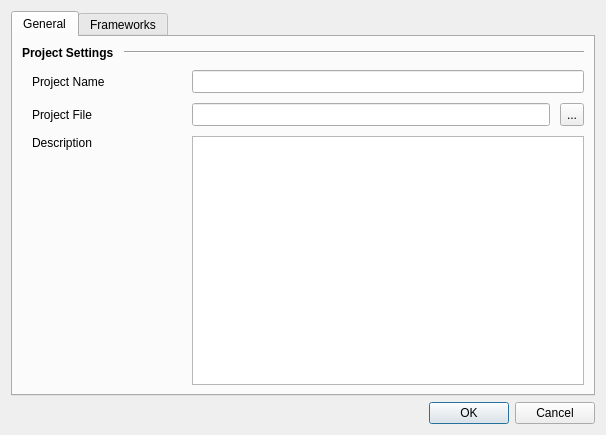
The window that src/Gui/ModelEditors/dialogModelProjectEditor.ui (Atlantic18/skipper-translation) describes before a commit, drawn with Qt 5.
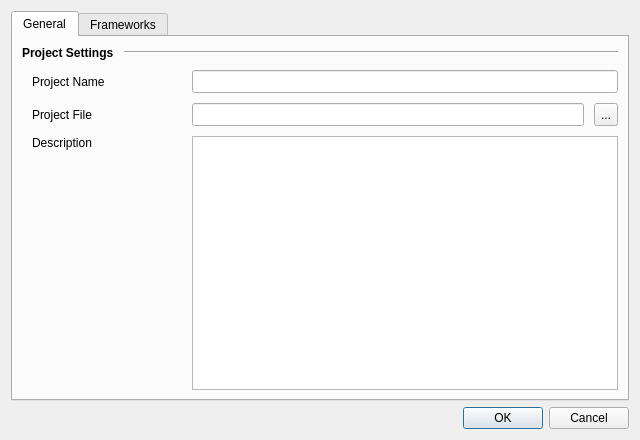
The same window after the commit. Icons and pictures are not drawn. Custom widgets are drawn as their Qt base class.

The edit to the form file:
```diff
--- a/src/Gui/ModelEditors/dialogModelProjectEditor.ui
+++ b/src/Gui/ModelEditors/dialogModelProjectEditor.ui
@@ -6,8 +6,8 @@
    <rect>
     <x>0</x>
     <y>0</y>
-    <width>606</width>
-    <height>435</height>
+    <width>640</width>
+    <height>440</height>
    </rect>
   </property>
   <property name="windowTitle">
```
Left out of the diff: 10 changed lines with no effect on the pictures.
